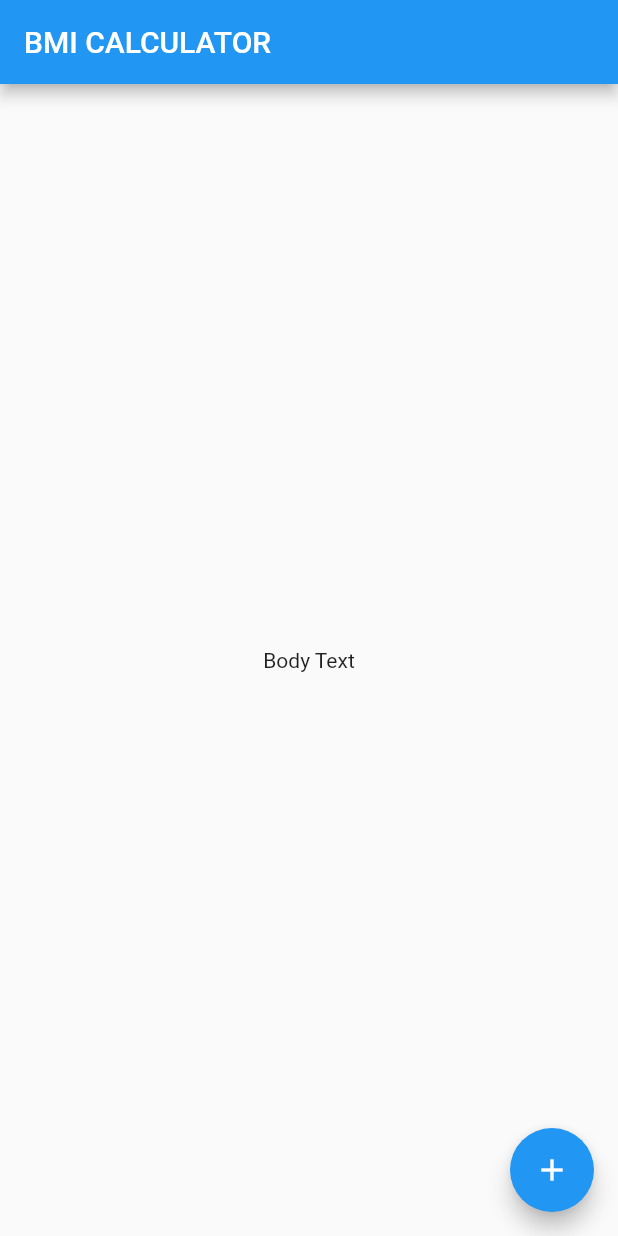
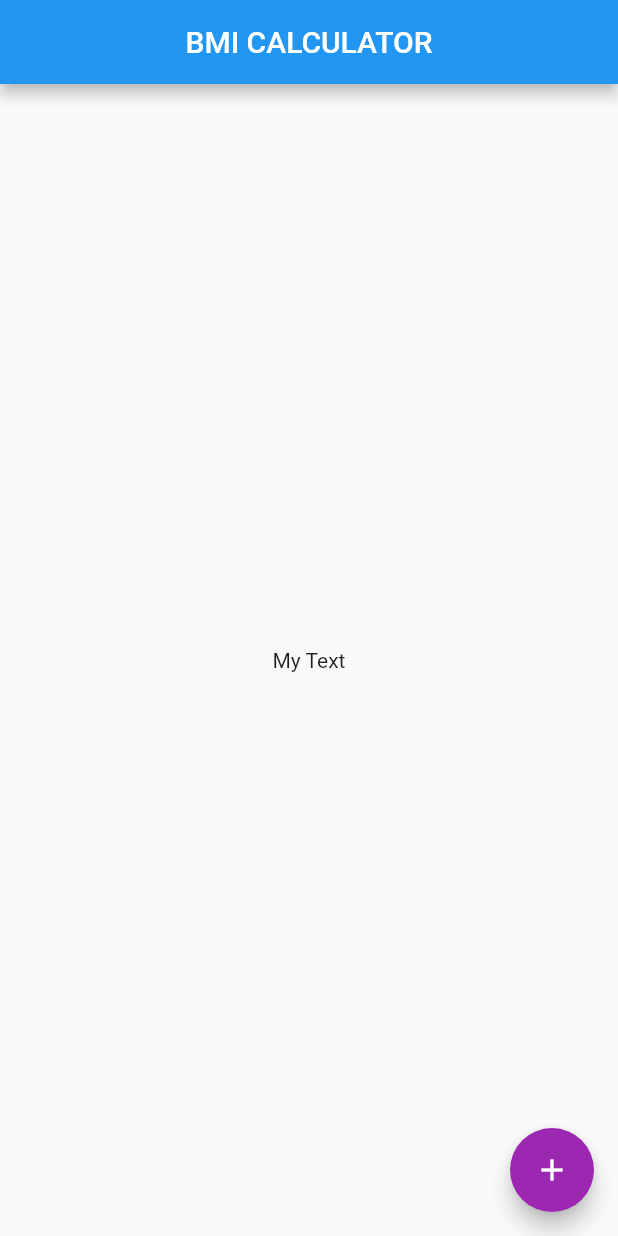
Before and after one commit to Bamidele1234/bmi_calculator, a Flutter app: the screen it shows after launch, on a phone screen of 412 x 824 dp. Run offline on Flutter 3.47's test engine with Material 2 defaults, Android fonts, the phone set to English and light mode, and no system bars.

Commit message:
Making changes in the theme

```diff
--- a/lib/main.dart
+++ b/lib/main.dart
@@ -7,8 +7,14 @@ class BMICalculator extends StatelessWidget {
 
   @override
   Widget build(BuildContext context) {
-    return const MaterialApp(
-      home: InputPage(),
+    return MaterialApp(
+      debugShowCheckedModeBanner: false,
+      theme: ThemeData(
+        primaryColor: Colors.red,
+        colorScheme:
+            ColorScheme.fromSwatch().copyWith(secondary: Colors.purple),
+      ),
+      home: const InputPage(),
     );
   }
 }
@@ -25,10 +31,11 @@ class _InputPageState extends State<InputPage> {
   Widget build(BuildContext context) {
     return Scaffold(
       appBar: AppBar(
+        centerTitle: true,
         title: const Text('BMI CALCULATOR'),
       ),
       body: const Center(
-        child: Text('Body Text'),
+        child: Text('My Text'),
       ),
       floatingActionButton: FloatingActionButton(
         child: const Icon(Icons.add),
```
